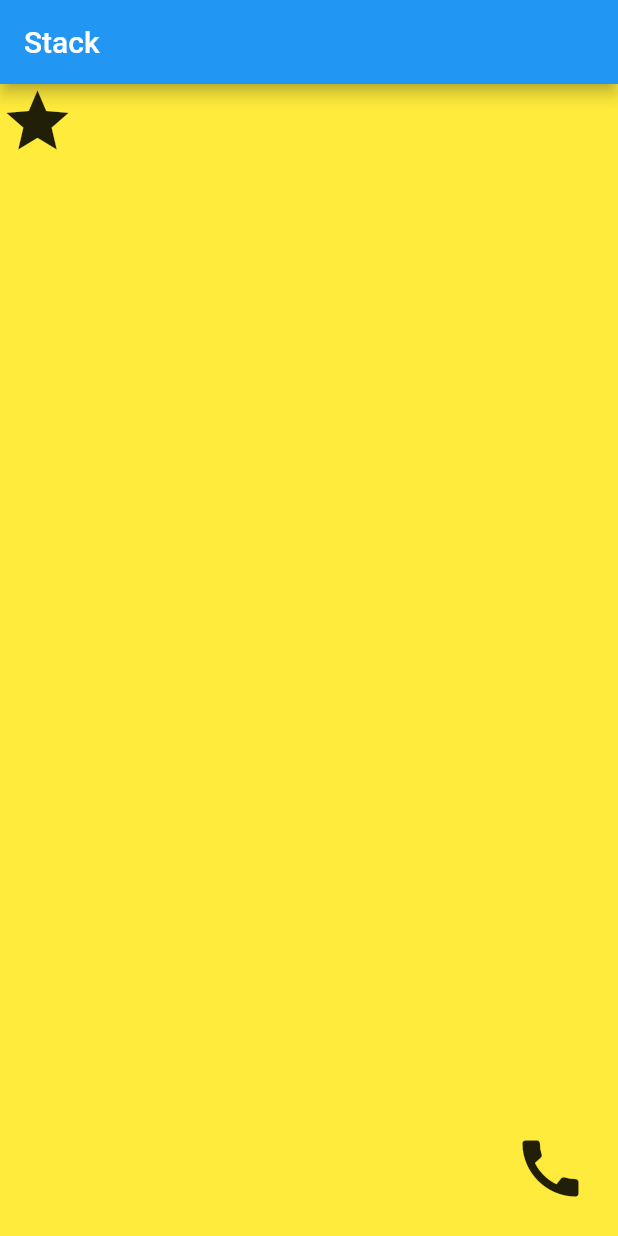
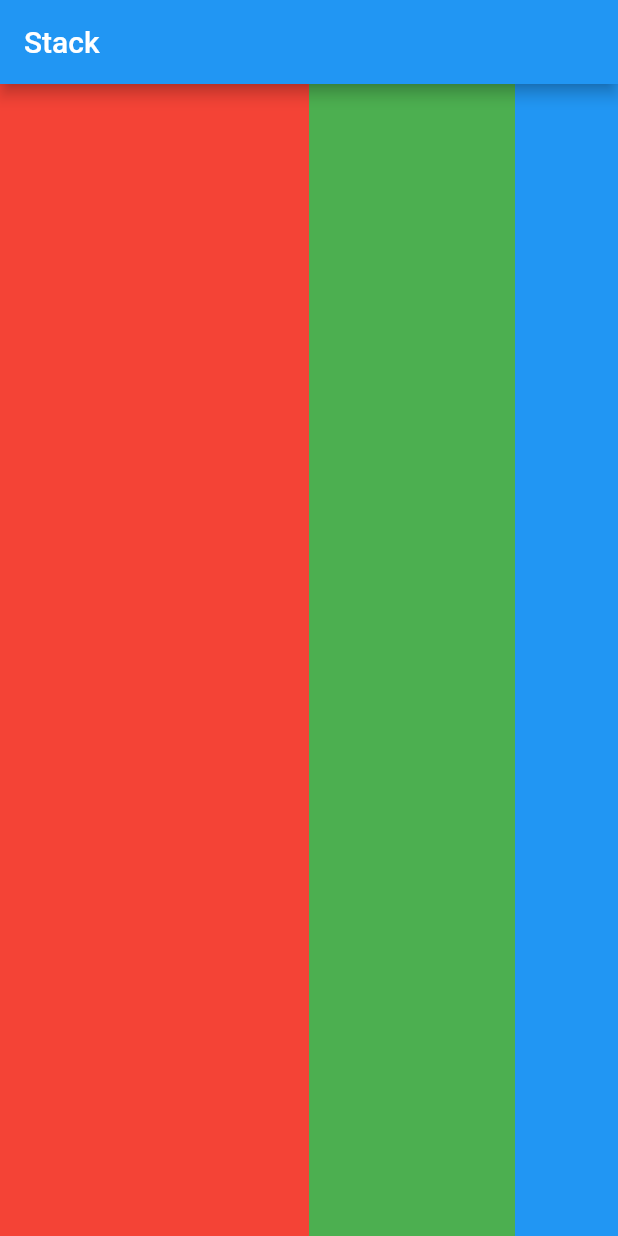
Before and after one commit to after-six/flutter-tutorial-mb, a Flutter app: the screen it shows after launch, on a phone screen of 412 x 824 dp. Run offline on Flutter 3.47's test engine with Material 2 defaults, Android fonts, the phone set to English and light mode, and no system bars.

Commit message:
Expanded

```diff
--- a/layout_sheet/lib/main.dart
+++ b/layout_sheet/lib/main.dart
@@ -31,22 +31,28 @@ class _MyHomePageState extends State<MyHomePage> {
 
     return Scaffold(
       appBar: AppBar(title: Text('Stack')),
-      body: LayoutBuilder(
-        builder: (context, constraints) => Stack(
-          fit: StackFit.expand,
-          children: <Widget>[
-            Material(color: Colors.yellow),
-            Positioned(
-              top: 0,
-              left: 0,
-              child: Icon(Icons.star, size: iconSize),
+      body: Container(
+        child: Row(
+        children: <Widget>[
+          Expanded(
+            child: Container(
+              decoration: const BoxDecoration(color: Colors.red),
             ),
-            Positioned(
-              top: constraints.maxHeight - iconSize - 20,
-              left: constraints.maxWidth - iconSize - 20,
-              child: Icon(Icons.call, size: iconSize),
+            flex: 3,
+          ),
+          Expanded(
+            child: Container(
+              decoration: const BoxDecoration(color: Colors.green),
             ),
-          ],
+            flex: 2,
+          ),
+          Expanded(
+            child: Container(
+              decoration: const BoxDecoration(color: Colors.blue),
+            ),
+            flex: 1,
+          ),
+        ],
         ),
       )
     );
```
